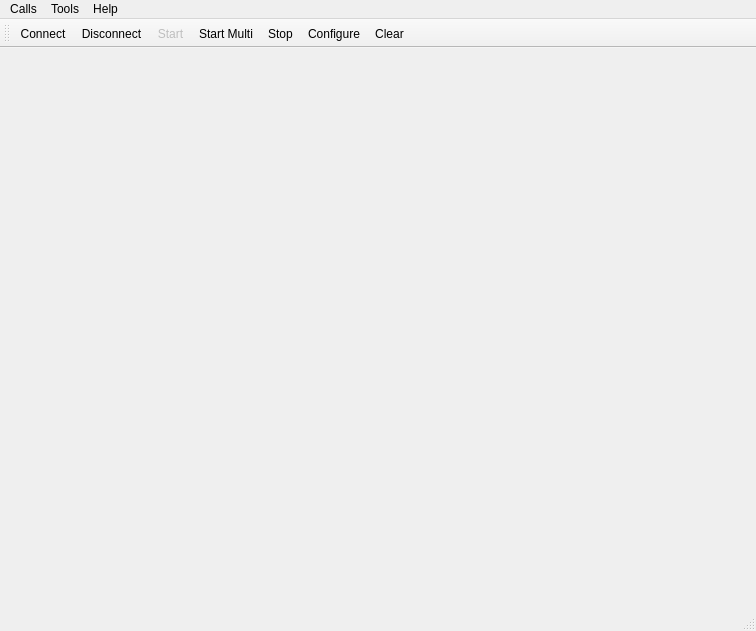
sunbibei/visualizer, file mainwindow.ui: the form before one commit.
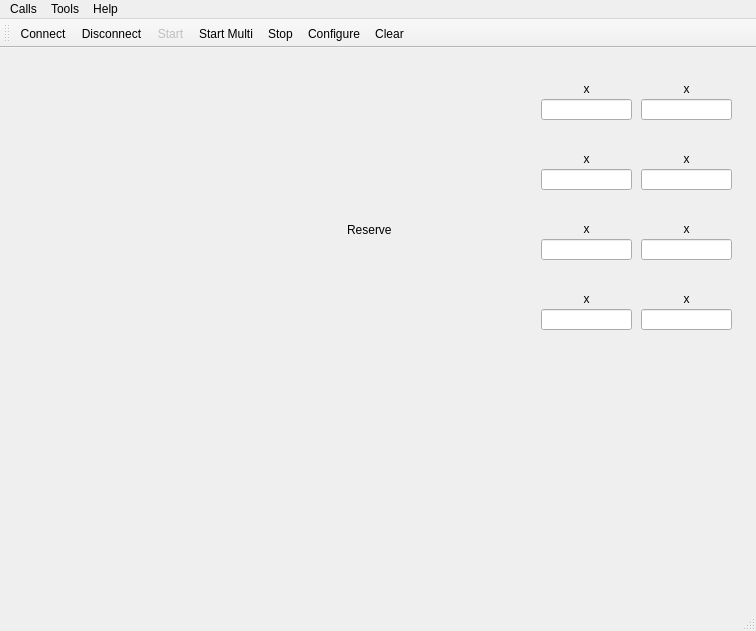
The form after the commit. Icons and pictures are not drawn. Custom widgets are drawn as their Qt base class.

What changed in the file:
```diff
--- a/mainwindow.ui
+++ b/mainwindow.ui
@@ -55,12 +55,244 @@
         <rect>
          <x>336</x>
          <y>10</y>
-         <width>401</width>
+         <width>181</width>
          <height>321</height>
         </rect>
        </property>
        <property name="text">
-        <string/>
+        <string>Reserve</string>
+       </property>
+      </widget>
+      <widget class="QLineEdit" name="lineEdit">
+       <property name="geometry">
+        <rect>
+         <x>530</x>
+         <y>40</y>
+         <width>91</width>
+         <height>21</height>
+        </rect>
+       </property>
+      </widget>
+      <widget class="QLabel" name="label">
+       <property name="geometry">
+        <rect>
+         <x>530</x>
+         <y>20</y>
+         <width>91</width>
+         <height>20</height>
+        </rect>
+       </property>
+       <property name="layoutDirection">
+        <enum>Qt::LeftToRight</enum>
+       </property>
+       <property name="text">
+        <string>x</string>
+       </property>
+       <property name="alignment">
+        <set>Qt::AlignCenter</set>
+       </property>
+      </widget>
+      <widget class="QLabel" name="label_2">
+       <property name="geometry">
+        <rect>
+         <x>630</x>
+         <y>20</y>
+         <width>91</width>
+         <height>20</height>
+        </rect>
+       </property>
+       <property name="layoutDirection">
+        <enum>Qt::LeftToRight</enum>
+       </property>
+       <property name="text">
+        <string>x</string>
+       </property>
+       <property name="alignment">
+        <set>Qt::AlignCenter</set>
+       </property>
+      </widget>
+      <widget class="QLineEdit" name="lineEdit_2">
+       <property name="geometry">
+        <rect>
+         <x>630</x>
+         <y>40</y>
+         <width>91</width>
+         <height>21</height>
+        </rect>
+       </property>
+      </widget>
+      <widget class="QLabel" name="label_3">
+       <property name="geometry">
+        <rect>
+         <x>630</x>
+         <y>90</y>
+         <width>91</width>
+         <height>20</height>
+        </rect>
+       </property>
+       <property name="layoutDirection">
+        <enum>Qt::LeftToRight</enum>
+       </property>
+       <property name="text">
+        <string>x</string>
+       </property>
+       <property name="alignment">
+        <set>Qt::AlignCenter</set>
+       </property>
+      </widget>
+      <widget class="QLineEdit" name="lineEdit_3">
+       <property name="geometry">
+        <rect>
+         <x>630</x>
+         <y>110</y>
+         <width>91</width>
+         <height>21</height>
+        </rect>
+       </property>
+      </widget>
+      <widget class="QLabel" name="label_4">
+       <property name="geometry">
+        <rect>
+         <x>530</x>
+         <y>90</y>
+         <width>91</width>
+         <height>20</height>
+        </rect>
+       </property>
+       <property name="layoutDirection">
+        <enum>Qt::LeftToRight</enum>
+       </property>
+       <property name="text">
+        <string>x</string>
+       </property>
+       <property name="alignment">
+        <set>Qt::AlignCenter</set>
+       </property>
+      </widget>
+      <widget class="QLineEdit" name="lineEdit_4">
+       <property name="geometry">
+        <rect>
+         <x>530</x>
+         <y>110</y>
+         <width>91</width>
+         <height>21</height>
+        </rect>
+       </property>
+      </widget>
+      <widget class="QLabel" name="label_5">
+       <property name="geometry">
+        <rect>
+         <x>630</x>
+         <y>160</y>
+         <width>91</width>
+         <height>20</height>
+        </rect>
+       </property>
+       <property name="layoutDirection">
+        <enum>Qt::LeftToRight</enum>
+       </property>
+       <property name="text">
+        <string>x</string>
+       </property>
+       <property name="alignment">
+        <set>Qt::AlignCenter</set>
+       </property>
+      </widget>
+      <widget class="QLineEdit" name="lineEdit_5">
+       <property name="geometry">
+        <rect>
+         <x>630</x>
+         <y>180</y>
+         <width>91</width>
+         <height>21</height>
+        </rect>
+       </property>
+      </widget>
+      <widget class="QLabel" name="label_6">
+       <property name="geometry">
+        <rect>
+         <x>530</x>
+         <y>160</y>
+         <width>91</width>
+         <height>20</height>
+        </rect>
+       </property>
+       <property name="layoutDirection">
+        <enum>Qt::LeftToRight</enum>
+       </property>
+       <property name="text">
+        <string>x</string>
+       </property>
+       <property name="alignment">
+        <set>Qt::AlignCenter</set>
+       </property>
+      </widget>
+      <widget class="QLineEdit" name="lineEdit_6">
+       <property name="geometry">
+        <rect>
+         <x>530</x>
+         <y>180</y>
+         <width>91</width>
+         <height>21</height>
+        </rect>
+       </property>
+      </widget>
+      <widget class="QLabel" name="label_7">
+       <property name="geometry">
+        <rect>
+         <x>630</x>
+         <y>230</y>
+         <width>91</width>
+         <height>20</height>
+        </rect>
+       </property>
+       <property name="layoutDirection">
+        <enum>Qt::LeftToRight</enum>
+       </property>
+       <property name="text">
+        <string>x</string>
+       </property>
+       <property name="alignment">
+        <set>Qt::AlignCenter</set>
+       </property>
+      </widget>
+      <widget class="QLineEdit" name="lineEdit_7">
+       <property name="geometry">
+        <rect>
+         <x>630</x>
+         <y>250</y>
+         <width>91</width>
+         <height>21</height>
+        </rect>
+       </property>
+      </widget>
+      <widget class="QLabel" name="label_8">
+       <property name="geometry">
+        <rect>
+         <x>530</x>
+         <y>230</y>
+         <width>91</width>
+         <height>20</height>
+        </rect>
+       </property>
+       <property name="layoutDirection">
+        <enum>Qt::LeftToRight</enum>
+       </property>
+       <property name="text">
+        <string>x</string>
+       </property>
+       <property name="alignment">
+        <set>Qt::AlignCenter</set>
+       </property>
+      </widget>
+      <widget class="QLineEdit" name="lineEdit_8">
+       <property name="geometry">
+        <rect>
+         <x>530</x>
+         <y>250</y>
+         <width>91</width>
+         <height>21</height>
+        </rect>
        </property>
       </widget>
      </widget>
```
Left out of the diff: 2 changed lines with no effect on the pictures.
